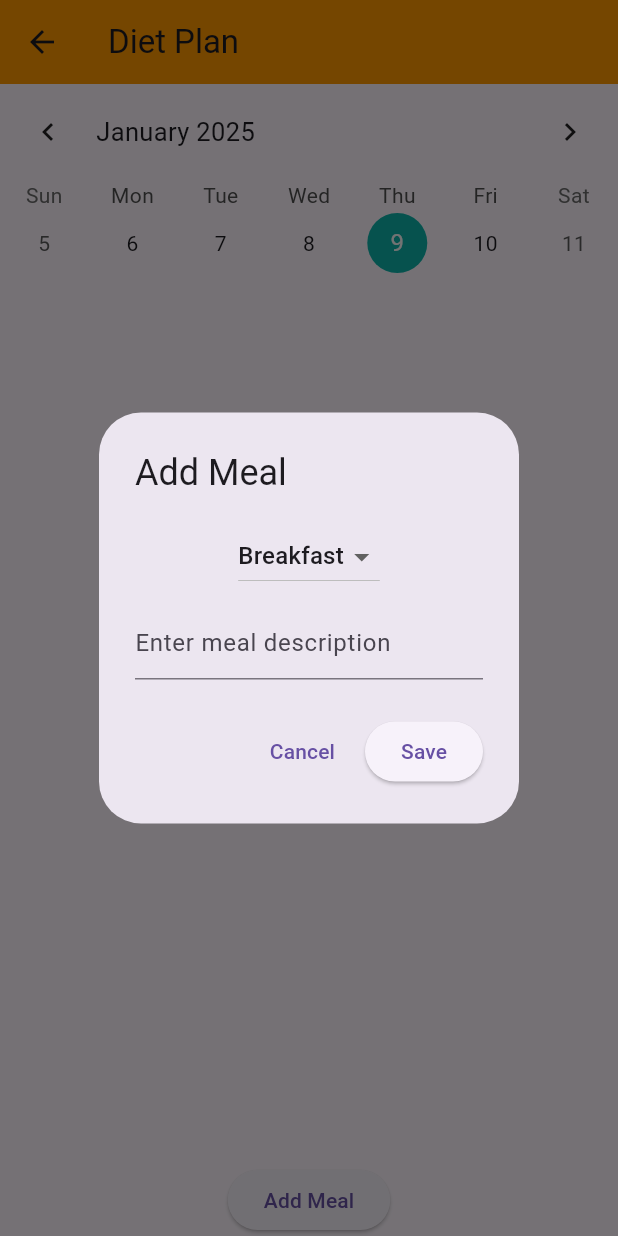
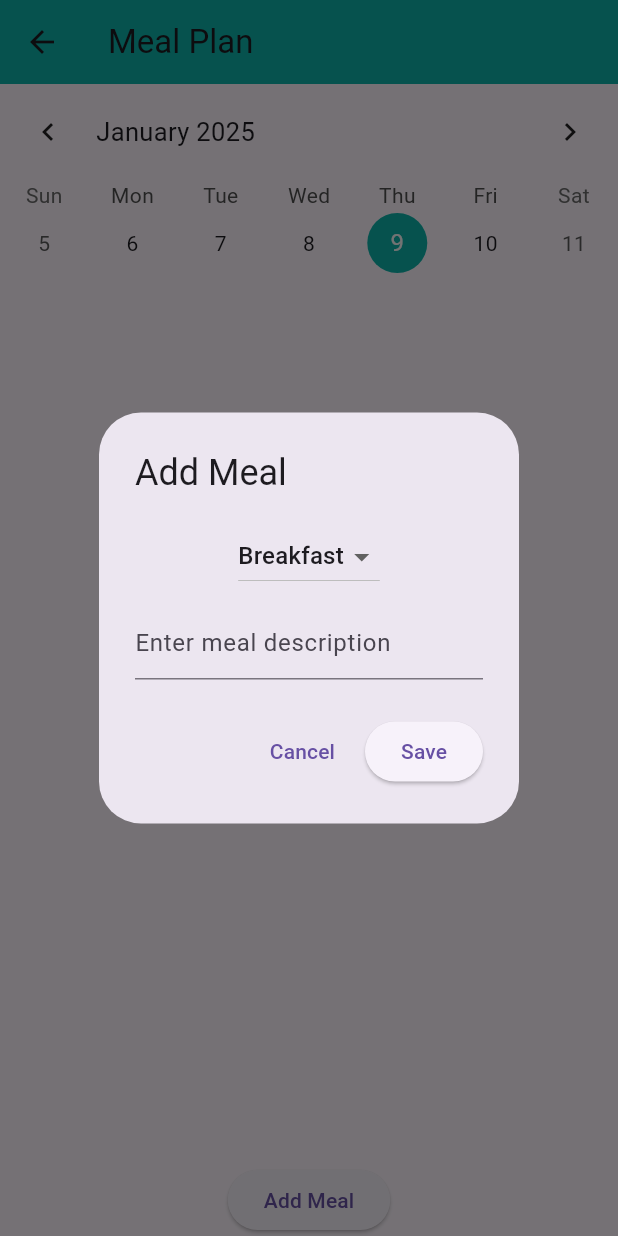
Before and after one commit to Group03-Mobile-Application/Food-And-Drink-Application, a Flutter app: the MealPlanScreen screen opened directly, after a tap on "Add Meal", on a phone screen of 412 x 824 dp. Run offline on Flutter 3.47's test engine with Material 3 defaults, Android fonts, the phone set to English and light mode, and no system bars; drawn by our look-alikes of table_calendar; our stand-ins replace cloud_firestore, firebase_core, iconsax, sqflite, youtube_player_flutter; accounts and stored records are empty; network calls fail.

Commit message:
Meal Planing and comment sections are working now

```diff
--- a/lib/Views/app_main_screen.dart
+++ b/lib/Views/app_main_screen.dart
@@ -2,7 +2,7 @@ import 'package:flutter/material.dart';
 import 'package:food_and_drink/Views/meal_plan_screen.dart';
 import 'package:iconsax/iconsax.dart';
 import 'package:provider/provider.dart';
-
+import '../Provider/theme_provider.dart';
 import '../Utils/constants.dart';
 import 'favorite_screen.dart';
 import 'my_app_home_screen.dart';
@@ -27,6 +27,7 @@ class _AppMainScreenState extends State<AppMainScreen> {
     page = [
       const MyAppHomeScreen(),
       const FavoriteScreen(),
+      const MealPlanScreen(),
       navBarPage(Iconsax.calendar5),
       Container(),
     ];
--- a/lib/Views/meal_plan_screen.dart
+++ b/lib/Views/meal_plan_screen.dart
@@ -2,6 +2,7 @@ import 'package:flutter/material.dart';
 import 'package:table_calendar/table_calendar.dart';
 import 'package:path/path.dart' as p;
 import 'package:sqflite/sqflite.dart';
+
 class MealPlanDatabaseHelper {
 
   static final MealPlanDatabaseHelper instance = MealPlanDatabaseHelper._init();
@@ -99,7 +100,7 @@ class _MealPlanScreenState extends State<MealPlanScreen> {
             children: [
               DropdownButton<String>(
                 value: mealType,
-                items: ['Breakfast', 'Lunch', 'Dinner', 'Snack']
+                items: ['Breakfast', 'Lunch', 'Dinner', 'Dessert']
                     .map((type) => DropdownMenuItem(
                   value: type,
                   child: Text(type),
@@ -162,8 +163,8 @@ class _MealPlanScreenState extends State<MealPlanScreen> {
   Widget build(BuildContext context) {
     return Scaffold(
       appBar: AppBar(
-        backgroundColor: Colors.orange,
-        title: const Text('Diet Plan'),
+        backgroundColor: Color(0xff0cb3ab),
+        title: const Text('Meal Plan'),
       ),
       body: Column(
         children: [
```
Also changed, not shown: 1 other file.
